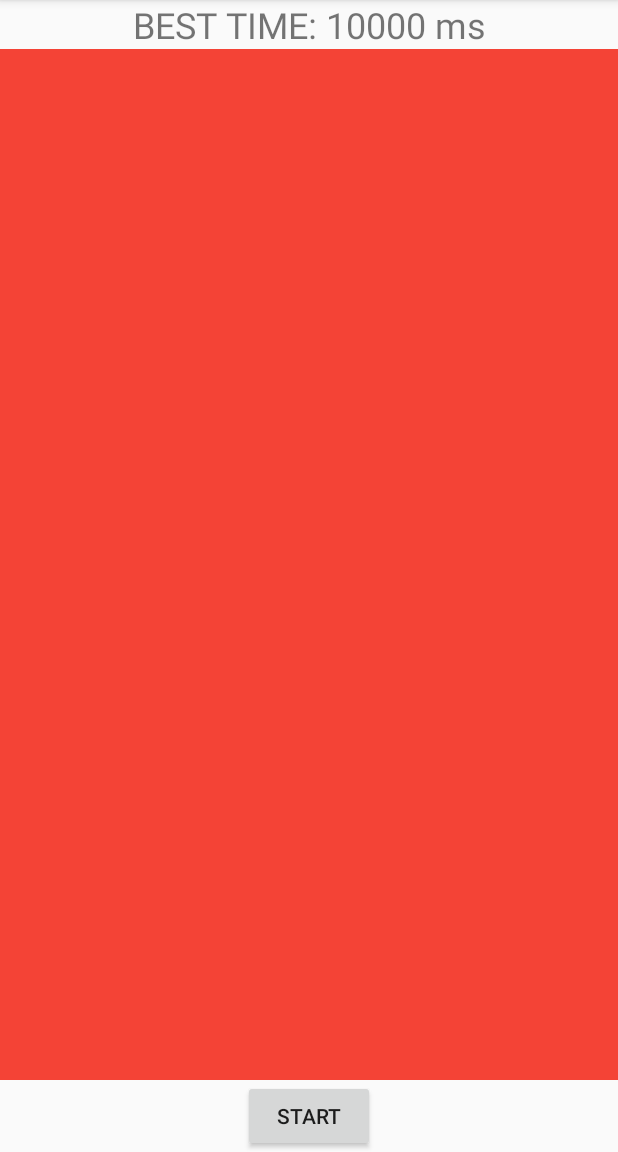
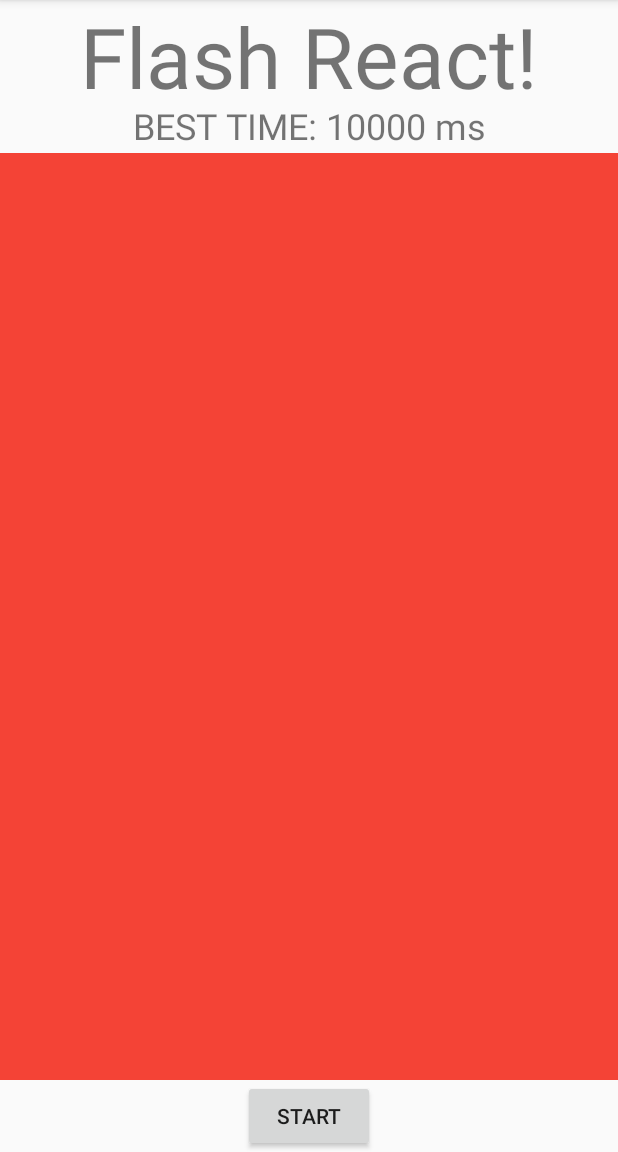
Before and after one commit to brengar123/JigJag2.0, an Android app: the GameFourFragment screen opened directly, with no data from a screen before it, on a phone screen of 412 x 824 dp, the part 84-1236 px from its top. Run offline under Robolectric (Android 15) with nearby library versions, the light colour scheme and no system bars.

Commit message:
fixed some of the ui for some games

```diff
--- a/app/src/main/java/com/example/jigjag20/Games.java
+++ b/app/src/main/java/com/example/jigjag20/Games.java
@@ -50,9 +50,9 @@ public class Games {
         ArrayList<Games> games = new ArrayList<>();
         games.add(new Games("Quick Maths!","Numerical Reasoning", "Find out what number each shape represents", R.drawable.maths));
         games.add(new Games("Unscrambler", "Logical Reasoning", "Unscramble the given word", R.drawable.dictionary));
-        games.add(new Games("Balloon", "Risk Assessment", "Blow up the balloon as big as you can without popping it", R.drawable.onebal));
-        games.add(new Games("Colour Change", "Reflex", "Click the button when the colour changes", R.drawable.timer));
-        games.add(new Games("Memorisation", "Memory", "Memorise the sequence of numbers", R.drawable.numbers));
+        games.add(new Games("Will The Balloon Pop?", "Risk Assessment", "Blow up the balloon as big as you can without popping it", R.drawable.onebal));
+        games.add(new Games("Flash React!", "Reflex and Reaction", "Test how fast you can react when the colour changes", R.drawable.timer));
+        games.add(new Games("Can You Remember?", "Memory Recognition", "Memorise the sequence of numbers", R.drawable.numbers));
         games.add(new Games("To be continued", "N/A", "Stay tuned for more games coming soon?", R.drawable.gameone));
         return games;
     }
--- a/app/src/main/res/layout/activity_main.xml
+++ b/app/src/main/res/layout/activity_main.xml
@@ -32,7 +32,7 @@
         android:layout_width="wrap_content"
         android:layout_height="wrap_content"
         android:layout_marginTop="8dp"
-        android:text="Welcome to our Psyhometric Testing"
+        android:text="Welcome to our Psychometric Testing"
         android:textSize="18sp"
         app:layout_constraintEnd_toEndOf="parent"
         app:layout_constraintStart_toStartOf="parent"
--- a/app/src/main/res/layout/gamefour.xml
+++ b/app/src/main/res/layout/gamefour.xml
@@ -19,25 +19,35 @@
     <Button
         android:id="@+id/b_main"
         android:layout_width="match_parent"
-        android:layout_height="662dp"
+        android:layout_height="508dp"
         android:layout_above="@+id/b_start"
+        android:layout_below="@+id/tv_info"
         android:layout_alignParentBottom="true"
+        android:layout_marginTop="2dp"
         android:layout_marginBottom="48dp"
         android:background="@color/red"
         android:text=""
         android:textColor="#ffffff"
-        android:textSize="64dp"
-        android:layout_below="@+id/tv_info"/>
+        android:textSize="64dp" />
 
 
     <TextView
         android:id="@+id/tv_info"
-        android:gravity="center"
-        android:textSize="24dp"
         android:layout_width="match_parent"
         android:layout_height="wrap_content"
+        android:layout_below="@+id/textView10"
         android:layout_alignParentTop="true"
-        android:layout_centerHorizontal="true"
-        android:text="" />
+        android:layout_marginTop="67dp"
+        android:gravity="center"
+        android:text=""
+        android:textSize="24dp" />
+
+    <TextView
+        android:id="@+id/textView10"
+        android:layout_width="match_parent"
+        android:layout_height="wrap_content"
+        android:gravity="center"
+        android:text="Flash React!"
+        android:textSize="56dp" />
 
 </RelativeLayout>
--- a/app/src/main/res/layout/gamethree.xml
+++ b/app/src/main/res/layout/gamethree.xml
@@ -8,10 +8,11 @@
 
     <TextView
         android:id="@+id/textView9"
-        android:layout_width="wrap_content"
+        android:layout_width="0dp"
         android:layout_height="wrap_content"
         android:layout_marginTop="24dp"
-        android:text="Balloon"
+        android:gravity="center"
+        android:text="Will The Balloon Pop?"
         android:textAppearance="@style/TextAppearance.AppCompat.Display3"
         app:layout_constraintEnd_toEndOf="parent"
         app:layout_constraintStart_toStartOf="parent"
```
Also changed, not shown: app/src/main/res/layout/gamefive.xml (+4 -4 lines).
